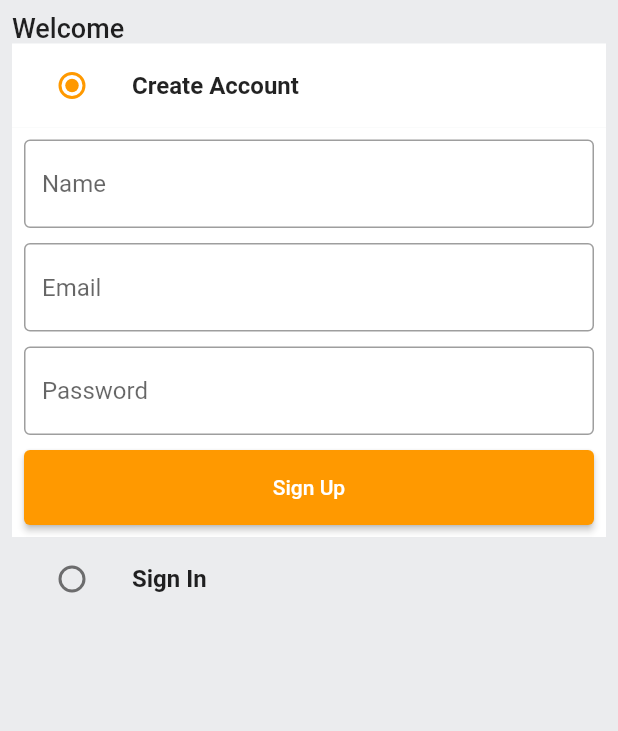
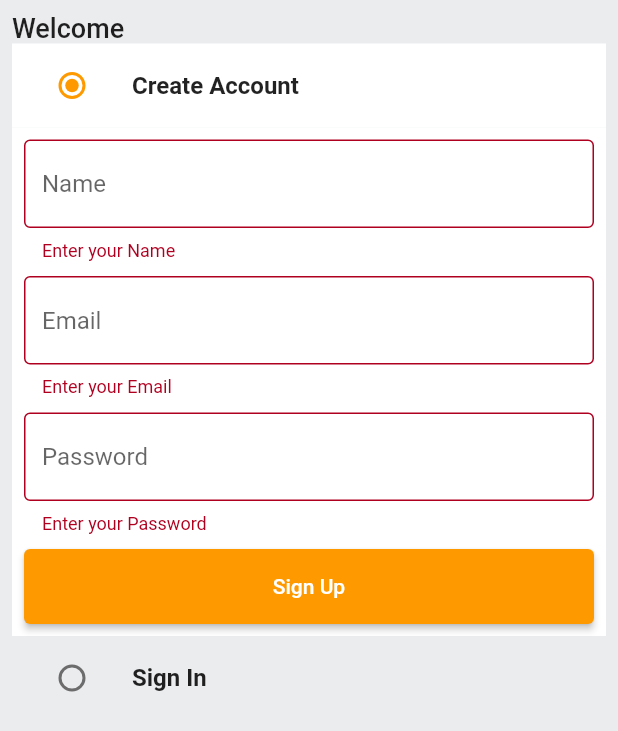
Before and after one commit to bharatkedia/amazon_clone_frontend, a Flutter app: the screen it shows after launch, after a tap on "Sign Up", on a phone screen of 412 x 824 dp. Shown: the top 731 px of the screen. Run offline on Flutter 3.47's test engine with Material 2 defaults, Android fonts, the phone set to English and light mode, and no system bars; our stand-ins replace shared_preferences.

Commit message:
integrating signin and signup APIs

```diff
--- a/lib/common/widgets/custom_button.dart
+++ b/lib/common/widgets/custom_button.dart
@@ -1,4 +1,3 @@
-import 'package:amazon_clone/constants/color_util.dart';
 import 'package:flutter/material.dart';
 
 class CustomButton extends StatelessWidget {
--- a/lib/common/widgets/custom_text_field.dart
+++ b/lib/common/widgets/custom_text_field.dart
@@ -24,6 +24,12 @@ class CustomTextField extends StatelessWidget {
           ),
         ),
       ),
+      validator: (value) {
+        if(value == null || value == ''){
+          return 'Enter your $hint';
+        }
+        return null;
+      },
     );
   }
 }
--- a/lib/constants/color_util.dart
+++ /dev/null
@@ -1,51 +0,0 @@
-import 'package:flutter/material.dart';
-
-class ColorUtil{
-
-  static const appBarGradient = LinearGradient(
-    colors: [
-      Color.fromARGB(255, 29, 201, 192),
-      Color.fromARGB(255, 125, 221, 216),
-    ],
-    stops: [0.5, 1.0],
-  );
-
-  static const secondaryColor = Color.fromRGBO(255, 153, 0, 1);
-  static const backgroundColor = Colors.white;
-  static const Color greyBackgroundColor = Color(0xffebecee);
-  static var selectedNavBarColor = Colors.cyan[800]!;
-  static const unselectedNavBarColor = Colors.black87;
-
-  // STATIC IMAGES
-  static const List<String> carouselImages = [
-    'https://images-eu.ssl-images-amazon.com/images/G/31/img21/Wireless/WLA/TS/D37847648_Accessories_savingdays_Jan22_Cat_PC_1500.jpg',
-    'https://images-eu.ssl-images-amazon.com/images/G/31/img2021/Vday/bwl/English.jpg',
-    'https://images-eu.ssl-images-amazon.com/images/G/31/img22/Wireless/AdvantagePrime/BAU/14thJan/D37196025_IN_WL_AdvantageJustforPrime_Jan_Mob_ingress-banner_1242x450.jpg',
-    'https://images-na.ssl-images-amazon.com/images/G/31/Symbol/2020/00NEW/1242_450Banners/PL31_copy._CB432483346_.jpg',
-    'https://images-na.ssl-images-amazon.com/images/G/31/img21/shoes/September/SSW/pc-header._CB641971330_.jpg',
-  ];
-
-  static const List<Map<String, String>> categoryImages = [
-    {
-      'title': 'Mobiles',
-      'image': 'assets/images/mobiles.jpeg',
-    },
-    {
-      'title': 'Essentials',
-      'image': 'assets/images/essentials.jpeg',
-    },
-    {
-      'title': 'Appliances',
-      'image': 'assets/images/appliances.jpeg',
-    },
-    {
-      'title': 'Books',
-      'image': 'assets/images/books.jpeg',
-    },
-    {
-      'title': 'Fashion',
-      'image': 'assets/images/fashion.jpeg',
-    },
-  ];
-
-}
--- /dev/null
+++ b/lib/constants/global_variables.dart
@@ -0,0 +1,53 @@
+import 'package:flutter/material.dart';
+
+class GlobalVariables{
+  static const String baseUrl = 'http://192.168.1.36:3000';
+
+  static const appBarGradient = LinearGradient(
+  colors: [
+  Color.fromARGB(255, 29, 201, 192),
+  Color.fromARGB(255, 125, 221, 216),
+  ],
+  stops: [0.5, 1.0],
+  );
+
+  static const secondaryColor = Color.fromRGBO(255, 153, 0, 1);
+  static const backgroundColor = Colors.white;
+  static const Color greyBackgroundColor = Color(0xffebecee);
+  static var selectedNavBarColor = Colors.cyan[800]!;
+  static const unselectedNavBarColor = Colors.black87;
+
+  // STATIC IMAGES
+  static const List<String> carouselImages = [
+  'https://images-eu.ssl-images-amazon.com/images/G/31/img21/Wireless/WLA/TS/D37847648_Accessories_savingdays_Jan22_Cat_PC_1500.jpg',
+  'https://images-eu.ssl-images-amazon.com/images/G/31/img2021/Vday/bwl/English.jpg',
+  'https://images-eu.ssl-images-amazon.com/images/G/31/img22/Wireless/AdvantagePrime/BAU/14thJan/D37196025_IN_WL_AdvantageJustforPrime_Jan_Mob_ingress-banner_1242x450.jpg',
+  'https://images-na.ssl-images-amazon.com/images/G/31/Symbol/2020/00NEW/1242_450Banners/PL31_copy._CB432483346_.jpg',
+  'https://images-na.ssl-images-amazon.com/images/G/31/img21/shoes/September/SSW/pc-header._CB641971330_.jpg',
+  ];
+
+  static const List<Map<String, String>> categoryImages = [
+  {
+  'title': 'Mobiles',
+  'image': 'assets/images/mobiles.jpeg',
+  },
+  {
+  'title': 'Essentials',
+  'image': 'assets/images/essentials.jpeg',
+  },
+  {
+  'title': 'Appliances',
+  'image': 'assets/images/appliances.jpeg',
+  },
+  {
+  'title': 'Books',
+  'image': 'assets/images/books.jpeg',
+  },
+  {
+  'title': 'Fashion',
+  'image': 'assets/images/fashion.jpeg',
+  },
+  ];
+
+  static const String welcome = 'Welcome';
+}
--- a/lib/constants/text_util.dart
+++ /dev/null
@@ -1,3 +0,0 @@
-class TextUtil{
-  static const String welcome = 'Welcome';
-}
--- a/lib/feature/auth/screens/auth_screen.dart
+++ b/lib/feature/auth/screens/auth_screen.dart
@@ -1,8 +1,9 @@
 import 'package:amazon_clone/common/widgets/custom_button.dart';
 import 'package:amazon_clone/common/widgets/custom_text_field.dart';
-import 'package:amazon_clone/constants/color_util.dart';
-import 'package:amazon_clone/constants/text_util.dart';
+import 'package:amazon_clone/constants/global_variables.dart';
+import 'package:amazon_clone/service/auth_service.dart';
 import 'package:flutter/cupertino.dart';
+import 'package:flutter/foundation.dart';
 import 'package:flutter/material.dart';
 
 enum AuthType { signIn, signUp }
@@ -18,9 +19,14 @@ class AuthScreen extends StatefulWidget {
 
 class _AuthScreenState extends State<AuthScreen> {
   AuthType _authType = AuthType.signUp;
+  final _signUpFormKey = GlobalKey<FormState>();
+  final _signInFormKey = GlobalKey<FormState>();
+  final authService = AuthService();
   final TextEditingController _emailController = TextEditingController();
   final TextEditingController _passController = TextEditingController();
   final TextEditingController _nameController = TextEditingController();
+
+  // TODO: final logger = Logger();
 
   @override
   void dispose() {
@@ -30,10 +36,27 @@ class _AuthScreenState extends State<AuthScreen> {
     _passController.dispose();
   }
 
+  void signUpUser() {
+    authService.signUp(
+      context: context,
+      email: _emailController.text,
+      name: _nameController.text,
+      password: _passController.text,
+    );
+  }
+
+  void signInUser() {
+    authService.signIn(
+      context: context,
+      email: _emailController.text,
+      password: _passController.text,
+    );
+  }
+
   @override
   Widget build(BuildContext context) {
     return Scaffold(
-      backgroundColor: ColorUtil.greyBackgroundColor,
+      backgroundColor: GlobalVariables.greyBackgroundColor,
       body: SafeArea(
         child: Padding(
           padding: const EdgeInsets.all(8.0),
@@ -41,7 +64,7 @@ class _AuthScreenState extends State<AuthScreen> {
             crossAxisAlignment: CrossAxisAlignment.start,
             children: [
               const Text(
-                TextUtil.welcome,
+                GlobalVariables.welcome,
                 style: TextStyle(
                   fontSize: 18,
                   fontWeight: FontWeight.w500,
@@ -49,12 +72,12 @@ class _AuthScreenState extends State<AuthScreen> {
               ),
               ListTile(
                 tileColor: _authType == AuthType.signUp
-                    ? ColorUtil.backgroundColor
-                    : ColorUtil.greyBackgroundColor,
+                    ? GlobalVariables.backgroundColor
+                    : GlobalVariables.greyBackgroundColor,
                 leading: Radio(
                   groupValue: _authType,
                   value: AuthType.signUp,
-                  activeColor: ColorUtil.secondaryColor,
+                  activeColor: GlobalVariables.secondaryColor,
                   onChanged: (value) {
                     setState(() {
                       _authType = AuthType.signUp;
@@ -71,10 +94,11 @@ class _AuthScreenState extends State<AuthScreen> {
               if (_authType == AuthType.signUp)
                 Container(
                   color: _authType == AuthType.signUp
-                      ? ColorUtil.backgroundColor
-                      : ColorUtil.greyBackgroundColor,
+                      ? GlobalVariables.backgroundColor
+                      : GlobalVariables.greyBackgroundColor,
                   padding: const EdgeInsets.all(8),
                   child: Form(
+                    key: _signUpFormKey,
                     child: Column(
                       children: [
                         CustomTextField(
@@ -100,8 +124,12 @@ class _AuthScreenState extends State<AuthScreen> {
                         ),
                         CustomButton(
                           text: 'Sign Up',
-                          btnColor: ColorUtil.secondaryColor,
-                          onTap: () {},
+                          btnColor: GlobalVariables.secondaryColor,
+                          onTap: () {
+                            if (_signUpFormKey.currentState!.validate()) {
+                              signUpUser();
+                            }
+                          },
                         ),
                       ],
                     ),
@@ -109,14 +137,13 @@ class _AuthScreenState extends State<AuthScreen> {
                 ),
               ListTile(
                 tileColor: _authType == AuthType.signIn
-                    ? ColorUtil.backgroundColor
-                    : ColorUtil.greyBackgroundColor,
+                    ? GlobalVariables.backgroundColor
+                    : GlobalVariables.greyBackgroundColor,
                 leading: Radio(
                   groupValue: _authType,
                   value: AuthType.signIn,
-                  activeColor: ColorUtil.secondaryColor,
+                  activeColor: GlobalVariables.secondaryColor,
                   onChanged: (value) {
-                    print(value);
                     setState(() {
                       _authType = AuthType.signIn;
                     });
@@ -132,10 +159,11 @@ class _AuthScreenState extends State<AuthScreen> {
               if (_authType == AuthType.signIn)
                 Container(
                   color: _authType == AuthType.signIn
-                      ? ColorUtil.backgroundColor
-                      : ColorUtil.greyBackgroundColor,
+                      ? GlobalVariables.backgroundColor
+                      : GlobalVariables.greyBackgroundColor,
                   padding: const EdgeInsets.all(8),
                   child: Form(
+                    key: _signInFormKey,
                     child: Column(
                       children: [
                         CustomTextField(
@@ -154,8 +182,12 @@ class _AuthScreenState extends State<AuthScreen> {
                         ),
                         CustomButton(
                           text: 'Sign In',
-                          btnColor: ColorUtil.secondaryColor,
-                          onTap: () {},
+                          btnColor: GlobalVariables.secondaryColor,
+                          onTap: () {
+                            if(_signInFormKey.currentState!.validate()) {
+                              signInUser();
+                            }
+                          },
                         ),
                       ],
                     ),
--- a/lib/main.dart
+++ b/lib/main.dart
@@ -1,6 +1,6 @@
-import 'package:amazon_clone/constants/color_util.dart';
+import 'constants/global_variables.dart';
 import 'package:amazon_clone/feature/auth/screens/auth_screen.dart';
-import 'package:amazon_clone/router.dart';
+import 'package:amazon_clone/router/router.dart';
 import 'package:flutter/material.dart';
 
 void main() {
@@ -10,14 +10,13 @@ void main() {
 class MyApp extends StatelessWidget {
   const MyApp({Key? key}) : super(key: key);
 
-  // This widget is the root of your application.
   @override
   Widget build(BuildContext context) {
     return MaterialApp(
       title: 'Amazon Clone',
       theme: ThemeData(
         colorScheme: const ColorScheme.light(
-          primary: ColorUtil.secondaryColor,
+          primary: GlobalVariables.secondaryColor,
         )
       ),
       onGenerateRoute: generateRoute,
--- /dev/null
+++ b/lib/model/user.dart
@@ -0,0 +1,51 @@
+import 'dart:convert';
+
+class User {
+  final String id;
+  final String email;
+  final String password;
+  final String type;
+  final String name;
+  final String address;
+  final String token;
+
+  User({
+    required this.id,
+    required this.email,
+    required this.password,
+    required this.type,
+    required this.name,
+    required this.address,
+    required this.token,
+  });
+
+  Map<String, dynamic> toMap() {
+    return {
+      'id': id,
+      'email': email,
+      'password': password,
+      'type': type,
+      'name': name,
+      'address': address,
+      'token': token
+    };
+  }
+
+  factory User.fromMap(Map<String, dynamic> map){
+    return User(
+      id: map['_id'],
+      email: map['email'],
+      password: map['password'],
+      type: map['type'],
+      name: map['name'],
+      address: map['address'],
+      token: map['token']
+    );
+  }
+
+  String toJson() => jsonEncode(toMap());
+
+  factory User.fromJson(String source) => User.fromMap(jsonDecode(source));
+
+
+}
--- a/pubspec.yaml
+++ b/pubspec.yaml
@@ -34,6 +34,9 @@ dependencies:
   # The following adds the Cupertino Icons font to your application.
   # Use with the CupertinoIcons class for iOS style icons.
   cupertino_icons: ^1.0.2
+  http: ^0.13.5
+  provider: ^6.0.5
+  shared_preferences: ^2.0.17
 
 dev_dependencies:
   flutter_test:
```
Also changed, not shown: lib/constants/error_handling.dart (added, +25 -0 lines), lib/constants/utils.dart (added, +9 -0 lines), lib/service/auth_service.dart (added, +80 -0 lines), lib/router/router.dart (renamed from lib/router.dart), pubspec.lock.
